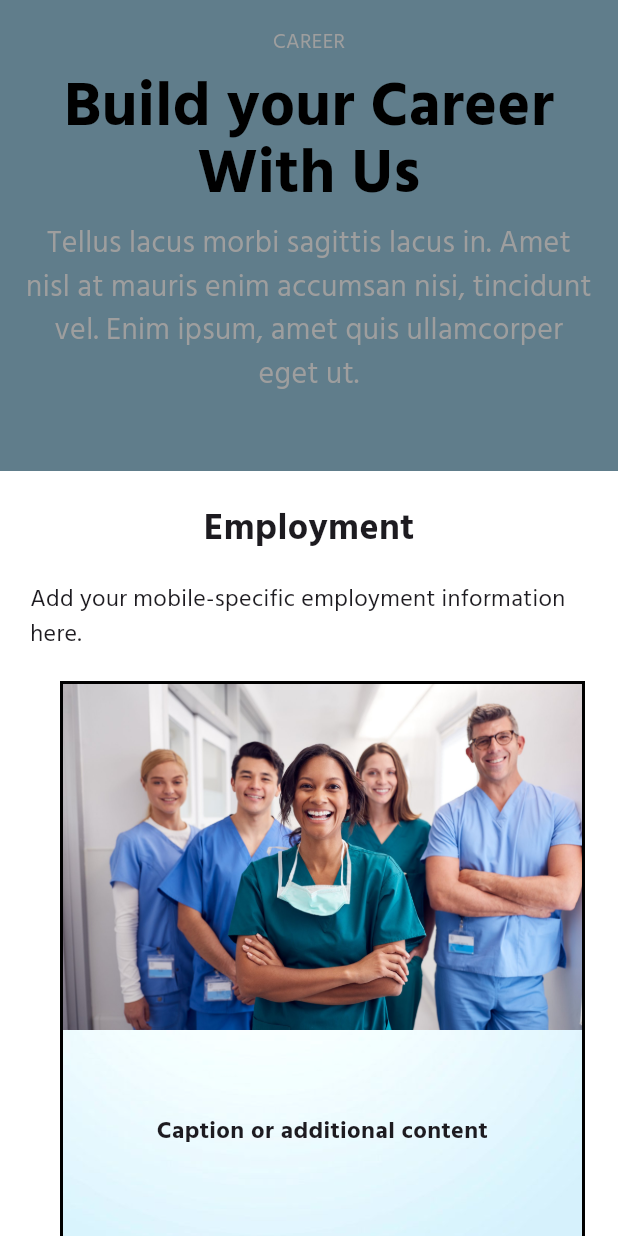
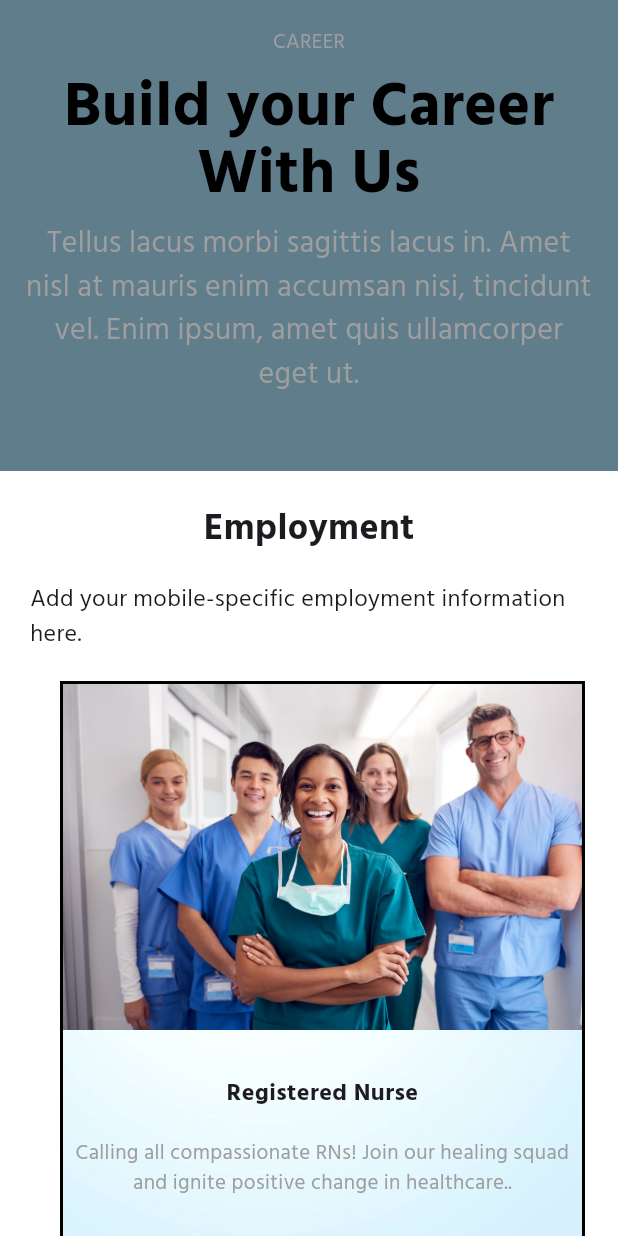
Before and after one commit to RaxelJosh/HTH-Website, a Flutter app: the EmploymentPage screen opened directly, scrolled down 576 dp, on a phone screen of 412 x 824 dp. Run offline on Flutter 3.47's test engine with Material 3 defaults, Android fonts, the phone set to English and light mode, and no system bars; our stand-ins replace carousel_slider, responsive_builder; project files that could hold a hidden picture were left out.

Commit message:
updated navBar.dart ,remove unused import, added footerbanner.jpg, added career content and changes in page Header

```diff
--- a/lib/pages/Contact_Us.dart
+++ b/lib/pages/Contact_Us.dart
@@ -8,10 +8,6 @@ import 'package:xpense_flutter_web/pages/containers/container_Contact_Us.dart';
 import '../utils/constants.dart';
 import '../widgets/navBar.dart';
 import 'containers/container1.dart';
-import 'containers/container2.dart';
-import 'containers/container3.dart';
-import 'containers/container4.dart';
-import 'containers/container5.dart';
 import 'containers/container6.dart';
 
 class ContactUsPage extends StatelessWidget {
--- a/lib/pages/Employment.dart
+++ b/lib/pages/Employment.dart
@@ -8,9 +8,6 @@ import 'package:xpense_flutter_web/pages/containers/container_Employment.dart';
 import '../utils/constants.dart';
 import '../widgets/navBar.dart';
 import 'containers/container1.dart';
-import 'containers/container2.dart';
-import 'containers/container3.dart';
-import 'containers/container4.dart';
 import 'containers/container5.dart';
 import 'containers/container6.dart';
 
--- a/lib/pages/Service_Area.dart
+++ b/lib/pages/Service_Area.dart
@@ -8,10 +8,7 @@ import 'package:xpense_flutter_web/pages/containers/container_Service_Area.dart'
 import '../utils/constants.dart';
 import '../widgets/navBar.dart';
 import 'containers/container1.dart';
-import 'containers/container2.dart';
-import 'containers/container3.dart';
 import 'containers/container4.dart';
-import 'containers/container5.dart';
 import 'containers/container6.dart';
 
 class ServiceAreaPage extends StatelessWidget {
--- a/lib/pages/Services_Offered.dart
+++ b/lib/pages/Services_Offered.dart
@@ -8,10 +8,7 @@ import 'package:xpense_flutter_web/pages/containers/container_Service_Offered.da
 import '../utils/constants.dart';
 import '../widgets/navBar.dart';
 import 'containers/container1.dart';
-import 'containers/container2.dart';
 import 'containers/container3.dart';
-import 'containers/container4.dart';
-import 'containers/container5.dart';
 import 'containers/container6.dart';
 
 class ServicesOfferedPage extends StatelessWidget {
--- a/lib/pages/containers/container1.dart
+++ b/lib/pages/containers/container1.dart
@@ -1,10 +1,7 @@
-import 'package:carousel_slider/carousel_options.dart';
 import 'package:carousel_slider/carousel_slider.dart';
-import 'package:flutter/animation.dart';
 import 'package:flutter/cupertino.dart';
 import 'package:responsive_builder/responsive_builder.dart';
 
-import '../../utils/colors.dart';
 import '../../utils/constants.dart';
 
 class Container1 extends StatefulWidget {
--- a/lib/pages/containers/container2.dart
+++ b/lib/pages/containers/container2.dart
@@ -1,9 +1,6 @@
-import 'package:entry/entry.dart';
 import 'package:flutter/material.dart';
 import 'package:responsive_builder/responsive_builder.dart';
-import 'package:xpense_flutter_web/utils/colors.dart';
 import 'package:xpense_flutter_web/utils/constants.dart';
-import 'package:xpense_flutter_web/utils/styles.dart';
 
 class Container2 extends StatefulWidget {
   const Container2({Key? key}) : super(key: key);
--- a/lib/pages/containers/container3.dart
+++ b/lib/pages/containers/container3.dart
@@ -1,6 +1,5 @@
 import 'package:flutter/material.dart';
 import 'package:responsive_builder/responsive_builder.dart';
-import 'package:xpense_flutter_web/utils/colors.dart';
 import 'package:xpense_flutter_web/utils/constants.dart';
 import 'package:xpense_flutter_web/widgets/commonContainer.dart';
 
--- a/lib/pages/containers/container4.dart
+++ b/lib/pages/containers/container4.dart
@@ -1,6 +1,5 @@
 import 'package:flutter/material.dart';
 import 'package:responsive_builder/responsive_builder.dart';
-import 'package:xpense_flutter_web/utils/colors.dart';
 import 'package:xpense_flutter_web/utils/constants.dart';
 import 'package:xpense_flutter_web/widgets/commonContainer.dart';
 
--- a/lib/pages/containers/container5.dart
+++ b/lib/pages/containers/container5.dart
@@ -1,6 +1,5 @@
 import 'package:flutter/material.dart';
 import 'package:responsive_builder/responsive_builder.dart';
-import 'package:xpense_flutter_web/utils/colors.dart';
 import 'package:xpense_flutter_web/utils/constants.dart';
 import 'package:xpense_flutter_web/widgets/commonContainer.dart';
 
--- a/lib/pages/containers/container7.dart
+++ b/lib/pages/containers/container7.dart
@@ -1,8 +1,5 @@
 import 'package:flutter/material.dart';
 import 'package:responsive_builder/responsive_builder.dart';
-import 'package:xpense_flutter_web/utils/colors.dart';
-import 'package:xpense_flutter_web/utils/constants.dart';
-import 'package:xpense_flutter_web/utils/styles.dart';
 
 class Container7 extends StatelessWidget {
   @override
@@ -19,7 +16,12 @@ class MobileContainer7 extends StatelessWidget {
   Widget build(BuildContext context) {
     return Container(
       width: double.infinity,
-      color: Colors.black, // Adjust color as needed
+      decoration: BoxDecoration(
+        image: DecorationImage(
+          image: AssetImage('assets/mobile_background.jpg'), // Adjust path as needed
+          fit: BoxFit.cover,
+        ),
+      ),
       child: Column(
         mainAxisAlignment: MainAxisAlignment.center,
         crossAxisAlignment: CrossAxisAlignment.center,
@@ -60,7 +62,12 @@ class DesktopContainer7 extends StatelessWidget {
   Widget build(BuildContext context) {
     return Container(
       width: double.infinity,
-      color: Colors.cyanAccent, // Adjust color as needed
+      decoration: BoxDecoration(
+        image: DecorationImage(
+          image: AssetImage('assets/images/footerbanner.jpg'), // Adjust path as needed
+          fit: BoxFit.fitWidth,
+        ),
+      ),
       child: Column(
         mainAxisAlignment: MainAxisAlignment.center,
         crossAxisAlignment: CrossAxisAlignment.center,
--- a/lib/pages/containers/container_Employment.dart
+++ b/lib/pages/containers/container_Employment.dart
@@ -106,21 +106,40 @@ class ThreeBoxesRow extends StatelessWidget {
       mainAxisAlignment: MainAxisAlignment.center, // Center the row
       children: [
         SizedBox(width: 20), // Add initial spacing
-        BoxWithImage(imagePath: 'assets/images/nurse_career.jpeg'),
+        BoxWithImage(
+          imagePath: 'assets/images/nurse_career.jpeg',
+          caption: 'Registered Nurse',
+          additionalText: 'Calling all compassionate RNs! Join our healing squad and ignite positive change in healthcare..',
+        ),
         SizedBox(width: 20), // Add spacing between boxes
-        BoxWithImage(imagePath: 'assets/images/therapist_career.jpg'),
+        BoxWithImage(
+          imagePath: 'assets/images/therapist_career.jpg',
+          caption: 'Occupational Therapies',
+          additionalText: 'Empower lives and shape futures! Join our Occupational Therapies dream team today.',
+        ),
         SizedBox(width: 20), // Add spacing between boxes
-        BoxWithImage(imagePath: 'assets/images/bi_career.jpg'),
+        BoxWithImage(
+          imagePath: 'assets/images/bi_career.jpg',
+          caption: 'Back office and Staffs',
+          additionalText: 'Unlock your potential and thrive in our back office family! Join us and be part of something amazing.',
+        ),
         SizedBox(width: 20), // Add final spacing
       ],
     );
   }
 }
 
+
 class BoxWithImage extends StatefulWidget {
   final String imagePath;
+  final String caption;
+  final String additionalText;
 
-  const BoxWithImage({required this.imagePath});
+  const BoxWithImage({
+    required this.imagePath,
+    required this.caption,
+    required this.additionalText,
+  });
 
   @override
   _BoxWithImageState createState() => _BoxWithImageState();
@@ -162,16 +181,30 @@ class _BoxWithImageState extends State<BoxWithImage> {
             ),
             Align(
               alignment: Alignment.center,
-              child: Padding(
+              child: Column(
+                mainAxisAlignment: MainAxisAlignment.center,
+                children: [
+                  Padding(
                     padding: const EdgeInsets.symmetric(vertical: 8),
                     child: Text(
-                  'Caption or additional content',
+                      widget.caption,
                       textAlign: TextAlign.center,
                       style: TextStyle(
                         fontSize: 16,
                         fontWeight: FontWeight.bold,
                       ),
                     ),
+                  ),
+                  SizedBox(height: 10), // Add spacing between caption and additional text
+                  Text(
+                    widget.additionalText,
+                    textAlign: TextAlign.center,
+                    style: TextStyle(
+                      fontSize: 14,
+                      color: Colors.grey,
+                    ),
+                  ),
+                ],
               ),
             ),
           ],
@@ -183,6 +216,8 @@ class _BoxWithImageState extends State<BoxWithImage> {
 
 
 
+
+
 void main() {
   runApp(MaterialApp(
     home: EmploymentContainer(),
--- a/lib/pages/home.dart
+++ b/lib/pages/home.dart
@@ -39,7 +39,7 @@ class _HomeState extends State<Home> {
                   mainAxisAlignment: MainAxisAlignment.spaceEvenly,
                   children: [
                     Text(
-                      'Holy Trinity HealthCare',
+                      'HTH (Holy Trinity HealthCare)',
                       style: TextStyle(
                         fontSize: sizingInformation.isMobile ? w! / 15 : w! / 20,
                         fontWeight: FontWeight.bold,
--- a/lib/widgets/navBar.dart
+++ b/lib/widgets/navBar.dart
@@ -4,9 +4,7 @@ import 'package:xpense_flutter_web/pages/Contact_Us.dart';
 import 'package:xpense_flutter_web/pages/Employment.dart';
 import 'package:xpense_flutter_web/pages/Service_Area.dart';
 import 'package:xpense_flutter_web/pages/Services_Offered.dart';
-import 'package:xpense_flutter_web/utils/colors.dart';
 import 'package:xpense_flutter_web/utils/constants.dart';
-import 'package:xpense_flutter_web/utils/styles.dart';
 
 import '../pages/About_Us.dart';
 
@@ -83,10 +81,6 @@ Widget DeskTopNavBar(BuildContext context) {
               Navigator.push(context,
                   MaterialPageRoute(builder: (context) => ContactUsPage()));
             }),
-            // navButton('Services Offered'),
-            // navButton('Service Area'),
-            // navButton('Employment'),
-            // navButton('Contact Us')
           ],
         ),
       ],
```
Also changed, not shown: assets/images/footerbanner.jpg (added). Lines whose indentation alone changed are shown as unchanged.
